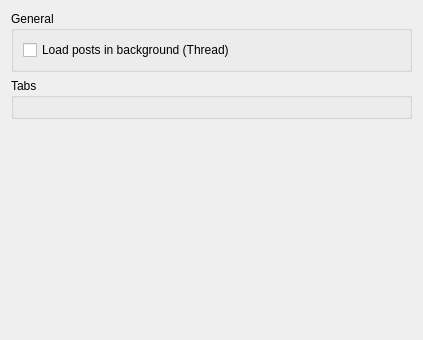
Before: the Qt Designer form retroshare-gui/src/gui/settings/ChannelPage.ui in RetroShare/RetroShare, drawn with Qt 5.
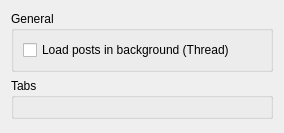
After: the same form once the commit is applied. Custom widgets are drawn as their Qt base class.

```diff
--- a/retroshare-gui/src/gui/settings/ChannelPage.ui
+++ b/retroshare-gui/src/gui/settings/ChannelPage.ui
@@ -6,13 +6,13 @@
    <rect>
     <x>0</x>
     <y>0</y>
-    <width>423</width>
-    <height>340</height>
+    <width>284</width>
+    <height>133</height>
    </rect>
   </property>
-  <layout class="QGridLayout" name="gridLayout_3">
+  <layout class="QGridLayout">
    <item row="1" column="0">
-    <widget class="QGroupBox" name="tabsGroupBox">
+    <widget class="QGroupBox" name="tabsGBox">
      <property name="title">
       <string>Tabs</string>
      </property>
@@ -40,7 +40,7 @@
     </widget>
    </item>
    <item row="2" column="0">
-    <spacer name="verticalSpacer">
+    <spacer name="mainVSpacer">
      <property name="orientation">
       <enum>Qt::Vertical</enum>
      </property>
```
Left out of the diff: 4 changed lines with no effect on the pictures.
